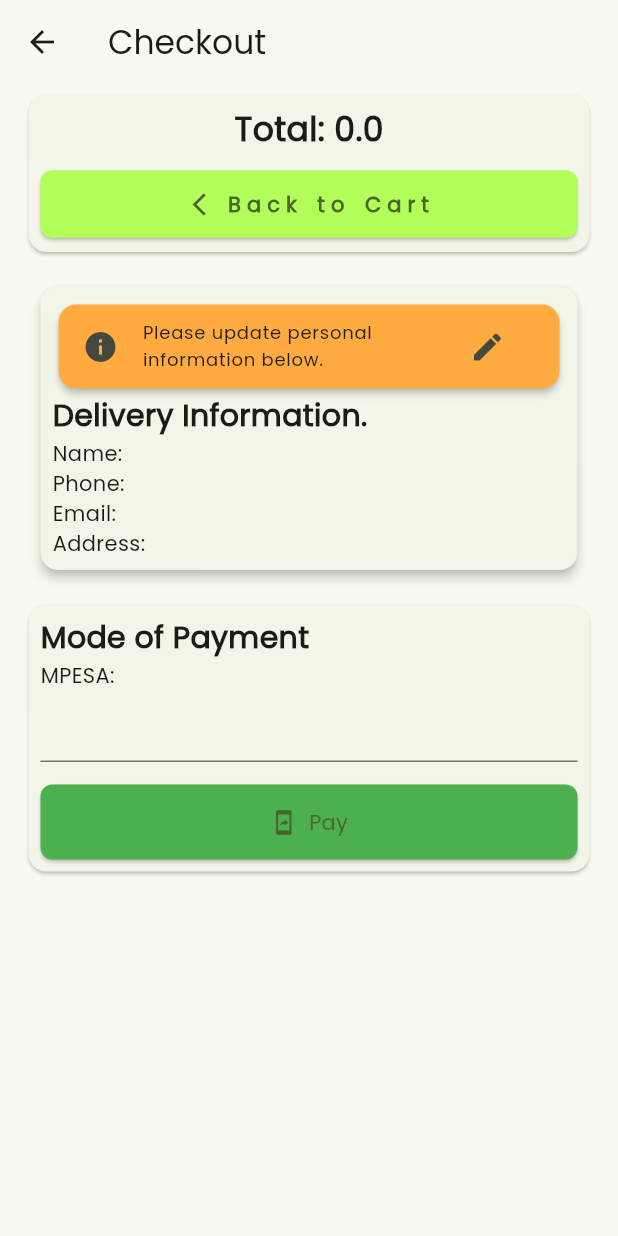
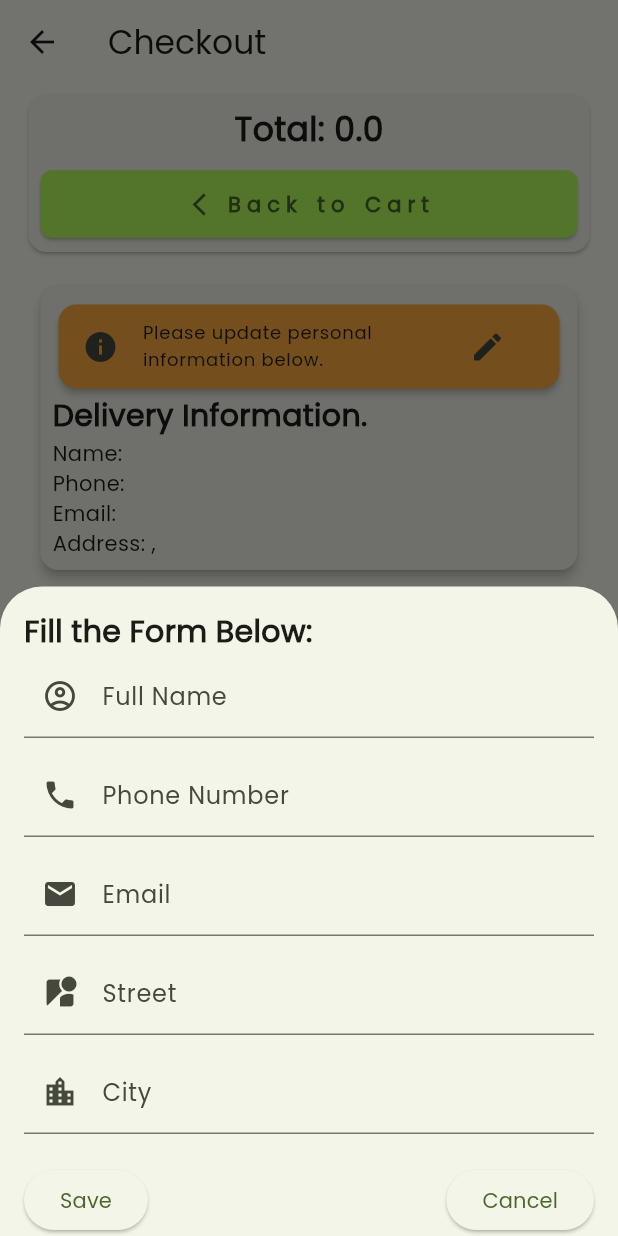
Before and after one commit to stevenjoro098/Ecommerce-Flutter-App, a Flutter app: the CheckOutPage screen opened directly, after a tap on the "edit" icon, on a phone screen of 412 x 824 dp. Run offline on Flutter 3.47's test engine with Material 3 defaults, Android fonts, the phone set to English and light mode, and no system bars; our stand-ins replace entry, get, shared_preferences; missing offline and left inert: add_to_cart_animation; accounts and stored records are empty; network calls fail.

Commit message:
Delivery form and logic

```diff
--- /dev/null
+++ b/lib/app/controllers/DeliveryInfoController.dart
@@ -0,0 +1,29 @@
+import 'package:get/get.dart';
+import '../models/DeliveryModel.dart'; // Your model file
+import 'package:shared_preferences/shared_preferences.dart';
+
+class DeliveryInfoController extends GetxController {
+  var fullName = ''.obs;
+  var phoneNumber = ''.obs;
+  var email = ''.obs;
+  var street = ''.obs;
+  var city = ''.obs;
+
+  Future<void> saveToSharedPreferences() async {
+    final prefs = await SharedPreferences.getInstance();
+    await prefs.setString('fullName', fullName.value);
+    await prefs.setString('phoneNumber', phoneNumber.value);
+    await prefs.setString('email', email.value);
+    await prefs.setString('street', street.value);
+    await prefs.setString('city', city.value);
+  }
+
+  Future<void> loadFromSharedPreferences() async {
+    final prefs = await SharedPreferences.getInstance();
+    fullName.value = prefs.getString('fullName') ?? '';
+    phoneNumber.value = prefs.getString('phoneNumber') ?? '';
+    email.value = prefs.getString('email') ?? '';
+    street.value = prefs.getString('street') ?? '';
+    city.value = prefs.getString('city') ?? '';
+  }
+}
--- /dev/null
+++ b/lib/app/models/DeliveryModel.dart
@@ -0,0 +1,48 @@
+class DeliveryInfo {
+  String fullName;
+  String phoneNumber;
+  String email;
+  String street;
+  String city;
+  String state;
+  String zipCode;
+  String country;
+  String deliveryInstructions;
+
+  DeliveryInfo({
+    required this.fullName,
+    required this.phoneNumber,
+    required this.email,
+    required this.street,
+    required this.city,
+    required this.state,
+    required this.zipCode,
+    required this.country,
+    this.deliveryInstructions = '',
+  });
+
+  // Optional: Convert to/from JSON for API or local storage
+  Map<String, dynamic> toJson() => {
+    "fullName": fullName,
+    "phoneNumber": phoneNumber,
+    "email": email,
+    "street": street,
+    "city": city,
+    "state": state,
+    "zipCode": zipCode,
+    "country": country,
+    "deliveryInstructions": deliveryInstructions,
+  };
+
+  factory DeliveryInfo.fromJson(Map<String, dynamic> json) => DeliveryInfo(
+    fullName: json['fullName'],
+    phoneNumber: json['phoneNumber'],
+    email: json['email'],
+    street: json['street'],
+    city: json['city'],
+    state: json['state'],
+    zipCode: json['zipCode'],
+    country: json['country'],
+    deliveryInstructions: json['deliveryInstructions'] ?? '',
+  );
+}
--- a/lib/app/views/mobileView/CheckOutPage.dart
+++ b/lib/app/views/mobileView/CheckOutPage.dart
@@ -1,7 +1,10 @@
 import 'package:ecommerce_app/app/controllers/CartController.dart';
+import 'package:ecommerce_app/app/controllers/DeliveryInfoController.dart';
 import 'package:ecommerce_app/app/views/CartsPage.dart';
 import 'package:flutter/material.dart';
 import 'package:get/get.dart';
+
+import '../../widgets/DeliveryForm.dart';
 
 class CheckOutPage extends StatefulWidget {
   const CheckOutPage({super.key});
@@ -12,6 +15,8 @@ class CheckOutPage extends StatefulWidget {
 
 class _CheckOutPageState extends State<CheckOutPage> {
   final CartController cartController = Get.find();
+  final DeliveryInfoController deliveryInfoController = Get.find();
+
   @override
   Widget build(BuildContext context) {
     return Scaffold(
@@ -91,18 +96,23 @@ class _CheckOutPageState extends State<CheckOutPage> {
                             leading: const Icon(Icons.info),
                             title: const Text('Please update personal information below.', style: TextStyle(fontSize: 12),),
                             trailing: IconButton(
-                                onPressed:(){
-
+                                onPressed:()async{
+                                  await deliveryInfoController.loadFromSharedPreferences();
+                                  showModalBottomSheet(
+                                    context: context,
+                                    isScrollControlled: true,
+                                    builder: (_) => DeliveryForm(),
+                                  );
                                 },
                                 icon: const Icon(Icons.edit)
                             ),
                           ),
                         ),
                         const Text('Delivery Information.', style: TextStyle(fontSize: 20, fontWeight: FontWeight.bold),),
-                        const Text('Name:'),
-                        const Text('Phone:'),
-                        const Text('Email:'),
-                        const Text('Address:')
+                        Text('Name: ${ deliveryInfoController.fullName}'),
+                        Text('Phone: ${ deliveryInfoController.phoneNumber}'),
+                        Text('Email: ${ deliveryInfoController.email}'),
+                        Text('Address: ${ deliveryInfoController.street},${deliveryInfoController.city}')
 
                       ],
                     ),
--- /dev/null
+++ b/lib/app/widgets/DeliveryForm.dart
@@ -0,0 +1,153 @@
+import 'package:flutter/material.dart';
+import 'package:get/get.dart';
+
+import '../controllers/DeliveryInfoController.dart';
+
+class DeliveryForm extends StatelessWidget {
+  final DeliveryInfoController deliveryController = Get.find();
+  final GlobalKey<FormState> _formKey = GlobalKey<FormState>();
+
+  @override
+  Widget build(BuildContext context) {
+    return Padding(
+      padding: EdgeInsets.only(
+        left: 16.0,
+        right: 16.0,
+        top: 16.0,
+        bottom: MediaQuery.of(context).viewInsets.bottom,
+      ),
+      child: SingleChildScrollView(
+        child: Form(
+          key: _formKey,
+          child: Column(
+            mainAxisSize: MainAxisSize.min,
+            crossAxisAlignment: CrossAxisAlignment.start,
+            children: [
+              const Text("Fill the Form Below:", style: TextStyle(fontSize: 20,fontWeight: FontWeight.bold),),
+              TextFormField(
+                onChanged: (value) => deliveryController.fullName.value = value,
+                validator: (value) {
+                  if (value == null || value.trim().isEmpty) {
+                    return 'Full Name is required';
+                  }
+                  return null;
+                },
+                decoration: InputDecoration(
+                  prefixIcon: Icon(Icons.account_circle_outlined),
+                  labelText: 'Full Name',
+                  hintText: 'Enter your full name',
+                ),
+                controller: TextEditingController(
+                  text: deliveryController.fullName.value,
+                ),
+              ),
+              SizedBox(height: 10),
+              TextFormField(
+                onChanged: (value) =>
+                deliveryController.phoneNumber.value = value,
+                validator: (value) {
+                  if (value == null || value.trim().isEmpty) {
+                    return 'Phone Number is required';
+                  }
+                  if (!RegExp(r'^\d{12}$').hasMatch(value)) {
+                    return 'Enter a valid 10-digit phone number';
+                  }
+                  return null;
+                },
+                keyboardType: TextInputType.phone,
+                decoration: InputDecoration(
+                  prefixIcon: Icon(Icons.phone),
+                  labelText: 'Phone Number',
+                  hintText: 'Enter your phone number',
+                ),
+                controller: TextEditingController(
+                  text: deliveryController.phoneNumber.value,
+                ),
+              ),
+              SizedBox(height: 10),
+              TextFormField(
+                onChanged: (value) => deliveryController.email.value = value,
+                validator: (value) {
+                  if (value == null || value.trim().isEmpty) {
+                    return 'Email is required';
+                  }
+                  if (!RegExp(r'^[^@]+@[^@]+\.[^@]+').hasMatch(value)) {
+                    return 'Enter a valid email address';
+                  }
+                  return null;
+                },
+                keyboardType: TextInputType.emailAddress,
+                decoration: InputDecoration(
+                  prefixIcon: Icon(Icons.email),
+                  labelText: 'Email',
+                  hintText: 'Enter your email address',
+                ),
+                controller: TextEditingController(
+                  text: deliveryController.email.value,
+                ),
+              ),
+              SizedBox(height: 10),
+              TextFormField(
+                onChanged: (value) => deliveryController.street.value = value,
+                validator: (value) {
+                  if (value == null || value.trim().isEmpty) {
+                    return 'Street address is required';
+                  }
+                  return null;
+                },
+                decoration: InputDecoration(
+                  prefixIcon: Icon(Icons.streetview),
+                  labelText: 'Street',
+                  hintText: 'Enter your street address',
+                ),
+                controller: TextEditingController(
+                  text: deliveryController.street.value,
+                ),
+              ),
+              SizedBox(height: 10),
+              TextFormField(
+                onChanged: (value) => deliveryController.city.value = value,
+                validator: (value) {
+                  if (value == null || value.trim().isEmpty) {
+                    return 'City is required';
+                  }
+                  return null;
+                },
+                decoration: const InputDecoration(
+                  prefixIcon: Icon(Icons.location_city),
+                  labelText: 'City',
+                  hintText: 'Enter your city',
+                ),
+                controller: TextEditingController(
+                  text: deliveryController.city.value,
+                ),
+              ),
+              const SizedBox(height: 20),
+              Row(
+                mainAxisAlignment: MainAxisAlignment.spaceBetween,
+                children: [
+                  ElevatedButton(
+                    onPressed: () async {
+                      if (_formKey.currentState!.validate()) {
+                        await deliveryController.saveToSharedPreferences();
+                        Get.snackbar("Success", "Delivery information saved locally!");
+                        Navigator.pop(context);
+                      }
+                    },
+                    child: Text("Save"),
+                  ),
+                  ElevatedButton(
+                    onPressed: () async {
+                      Navigator.pop(context);
+                    },
+                    child: Text("Cancel"),
+                  ),
+                ],
+              ),
+            ],
+          ),
+        ),
+      ),
+    );
+  }
+}
--- a/pubspec.yaml
+++ b/pubspec.yaml
@@ -34,6 +34,7 @@ dependencies:
   get: ^4.6.5
   add_to_cart_animation:
   entry: ^1.0.0
+  shared_preferences: ^2.0.18
 
 
   # The following adds the Cupertino Icons font to your application.
```
Also changed, not shown: lib/main.dart (+5 -2 lines), pubspec.lock, 1 other file.
